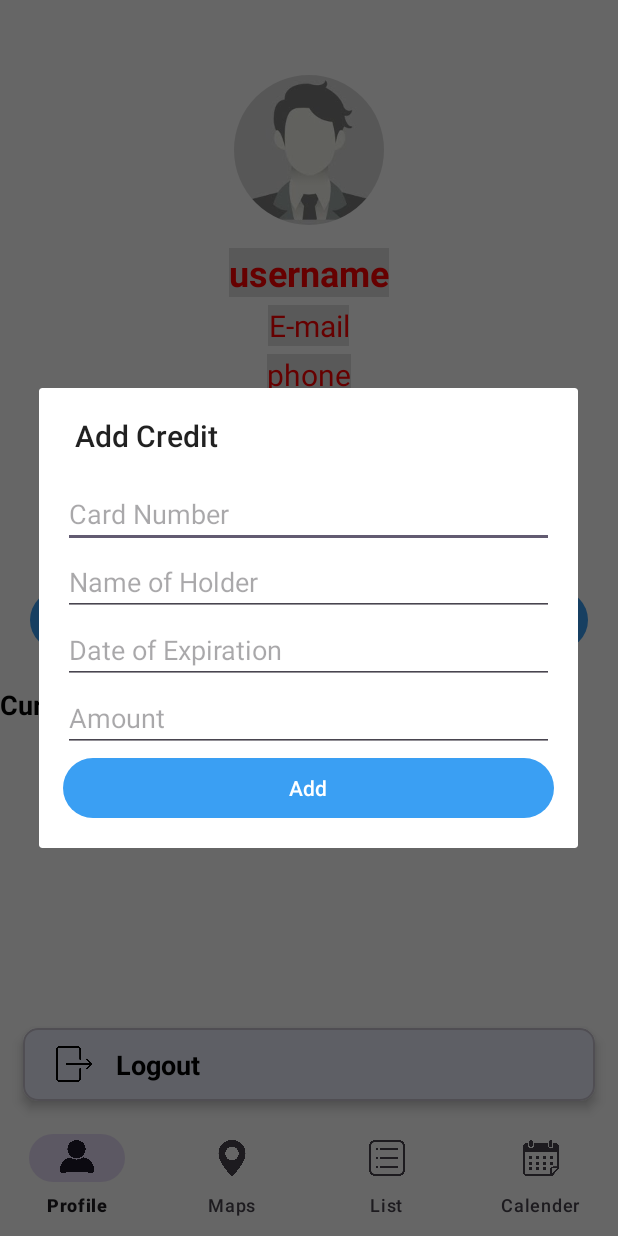
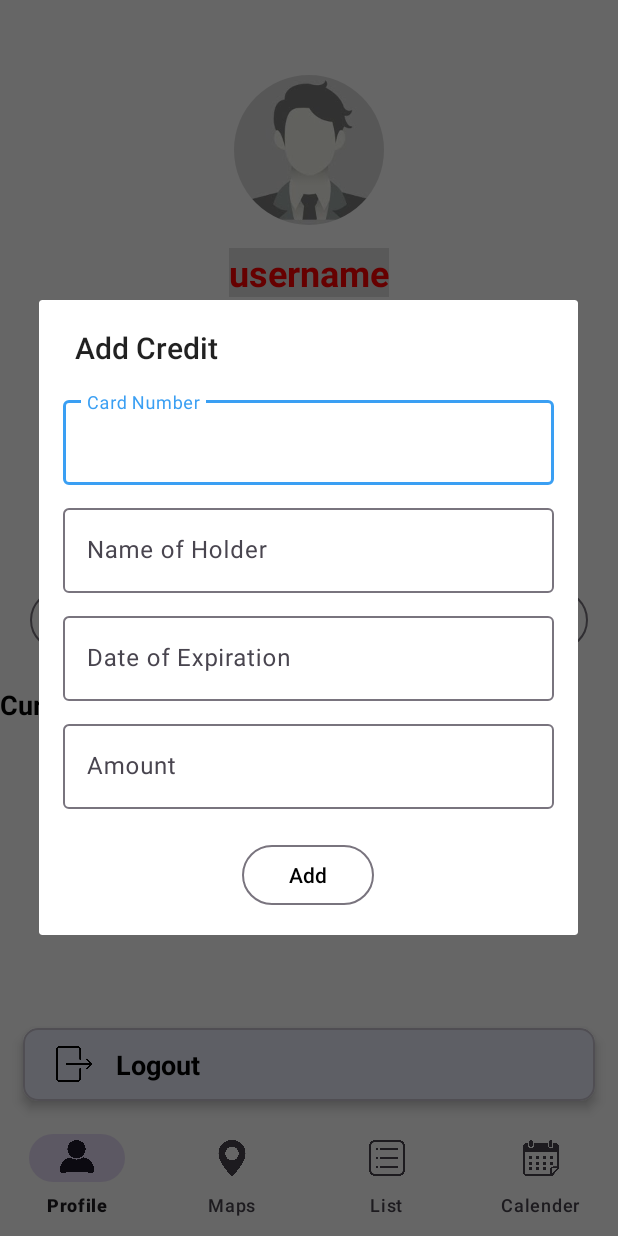
Before and after one commit to StudentMaksym21/RenTool, an Android app built with Jetpack Compose: the HomeActivity screen opened directly, with no data from a screen before it, after a tap on "Add Credit", on a phone screen of 412 x 824 dp. Run offline under Robolectric (Android 15) with nearby library versions, the light colour scheme and no system bars; 3 other taps on this screen came first.

Commit message:
more updates in UI.

```diff
--- a/app/src/main/java/com/example/toolrentapplication/ListActivity.kt
+++ b/app/src/main/java/com/example/toolrentapplication/ListActivity.kt
@@ -41,7 +41,7 @@ class ListActivity : AppCompatActivity() {
         val filterButton: Button = findViewById(R.id.filterButton)
         val searchEditText: EditText = findViewById(R.id.searchEditText)
 
-        //val searchBar: SearchBar = findViewById(R.id.searchBar)
+        val searchBar: SearchBar = findViewById(R.id.searchBar)
         //val searchBarEditText: EditText = searchBar.findViewById(com.google.android.material.R.id.search_src_text)
 
         toolsAvailableLayout = findViewById(R.id.toolsAvailableLayout)
@@ -78,6 +78,8 @@ class ListActivity : AppCompatActivity() {
                 else -> false
             }
         }
+
+        TODO("SEARCH BAR IMPLEMENTATION")
 
         addItemButton.setOnClickListener {
             val intent = Intent(this, AddItemActivity::class.java)
--- a/app/src/main/res/layout/activity_home.xml
+++ b/app/src/main/res/layout/activity_home.xml
@@ -81,7 +81,7 @@
         />
 
     <!-- Balance TextView -->
-    <TextView
+    <com.google.android.material.textview.MaterialTextView
         android:id="@+id/balanceTextView"
         android:layout_width="wrap_content"
         android:layout_height="wrap_content"
@@ -93,22 +93,26 @@
         android:layout_marginTop="20dp"/>
 
     <!-- Add Credit Button -->
-    <Button
+    <com.google.android.material.button.MaterialButton
         android:id="@+id/addCreditButton"
         android:layout_width="wrap_content"
         android:layout_height="wrap_content"
+        style="@style/Widget.Material3.Button.OutlinedButton"
         android:text="Add Credit"
+        android:textColor="@color/black"
         android:layout_below="@id/balanceTextView"
         android:layout_marginTop="10dp"
         android:layout_alignParentStart="true"
         android:layout_marginStart="20dp"/>
 
     <!-- Withdraw Button -->
-    <Button
+    <com.google.android.material.button.MaterialButton
         android:id="@+id/withdrawButton"
         android:layout_width="wrap_content"
         android:layout_height="wrap_content"
+        style="@style/Widget.Material3.Button.OutlinedButton"
         android:text="Withdraw"
+        android:textColor="@color/black"
         android:layout_below="@id/balanceTextView"
         android:layout_marginTop="10dp"
         android:layout_alignParentEnd="true"
--- a/app/src/main/res/layout/activity_list.xml
+++ b/app/src/main/res/layout/activity_list.xml
@@ -4,7 +4,7 @@
     xmlns:app="http://schemas.android.com/apk/res-auto"
     android:background="@color/white">
 
-    <com.google.android.material.search.SearchBar
+    <androidx.appcompat.widget.SearchView
         android:id="@+id/searchBar"
         android:layout_width="match_parent"
         android:layout_height="wrap_content"
@@ -12,7 +12,7 @@
         android:layout_marginStart="15dp"
         android:layout_marginEnd="15dp"
         android:hint="@string/search_tools"
-
+        android:background="@color/light_grey"
         />
 
     <com.google.android.material.button.MaterialButton
--- a/app/src/main/res/layout/dialog_add_credit.xml
+++ b/app/src/main/res/layout/dialog_add_credit.xml
@@ -5,37 +5,68 @@
     android:orientation="vertical"
     android:padding="16dp">
 
-    <EditText
+    <com.google.android.material.textfield.TextInputLayout
+        android:layout_width="match_parent"
+        android:layout_height="wrap_content" >
+
+        <com.google.android.material.textfield.TextInputEditText
             android:id="@+id/cardNumberEditText"
             android:layout_width="match_parent"
             android:layout_height="wrap_content"
+            style="@style/ThemeOverlay.Material3.TextInputEditText.FilledBox.Dense"
             android:hint="Card Number"
             android:inputType="number" />
+    </com.google.android.material.textfield.TextInputLayout>
 
-    <EditText
+    <com.google.android.material.textfield.TextInputLayout
+        android:layout_width="match_parent"
+        android:layout_height="wrap_content"
+        android:layout_marginTop="10dp" >
+
+        <com.google.android.material.textfield.TextInputEditText
             android:id="@+id/cardHolderNameEditText"
             android:layout_width="match_parent"
             android:layout_height="wrap_content"
+            style="@style/ThemeOverlay.Material3.TextInputEditText.FilledBox.Dense"
             android:hint="Name of Holder"
             android:inputType="textPersonName" />
+    </com.google.android.material.textfield.TextInputLayout>
 
-    <EditText
+    <com.google.android.material.textfield.TextInputLayout
+        android:layout_width="match_parent"
+        android:layout_height="wrap_content"
+        android:layout_marginTop="10dp" >
+
+        <com.google.android.material.textfield.TextInputEditText
             android:id="@+id/expirationDateEditText"
             android:layout_width="match_parent"
             android:layout_height="wrap_content"
+            style="@style/ThemeOverlay.Material3.TextInputEditText.FilledBox.Dense"
             android:hint="Date of Expiration"
             android:inputType="date" />
+    </com.google.android.material.textfield.TextInputLayout>
 
-    <EditText
+    <com.google.android.material.textfield.TextInputLayout
+        android:layout_width="match_parent"
+        android:layout_height="wrap_content"
+        android:layout_marginTop="10dp" >
+
+        <com.google.android.material.textfield.TextInputEditText
             android:id="@+id/amountEditText"
             android:layout_width="match_parent"
             android:layout_height="wrap_content"
+            style="@style/ThemeOverlay.Material3.TextInputEditText.FilledBox.Dense"
             android:hint="Amount"
             android:inputType="numberDecimal" />
+    </com.google.android.material.textfield.TextInputLayout>
 
-    <Button
+    <com.google.android.material.button.MaterialButton
         android:id="@+id/addCreditDialogButton"
-        android:layout_width="match_parent"
+        android:layout_width="wrap_content"
         android:layout_height="wrap_content"
-        android:text="Add" />
+        android:layout_gravity="center"
+        android:layout_marginTop="20dp"
+        style="@style/Widget.Material3.Button.OutlinedButton"
+        android:text="Add"
+        android:textColor="@color/black"/>
 </LinearLayout>
```
Also changed, not shown: app/src/main/res/layout/dialog_withdraw.xml (+15 -4 lines). Lines whose indentation alone changed are shown as unchanged.
